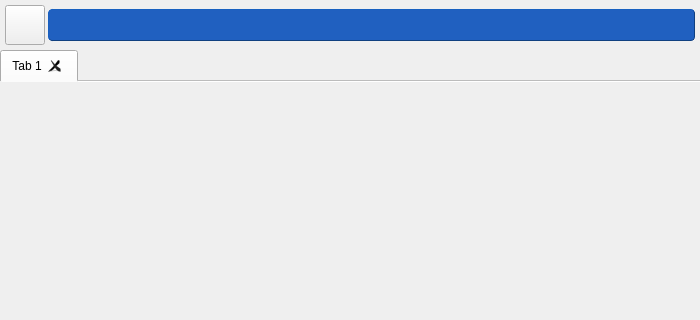
Before: the Qt Designer form resources/server_tools.ui in pol51/blink-qt, drawn with Qt 5; both pictures show x 0 to 700 and y 0 to 320 of the 700 by 670 pixel window.
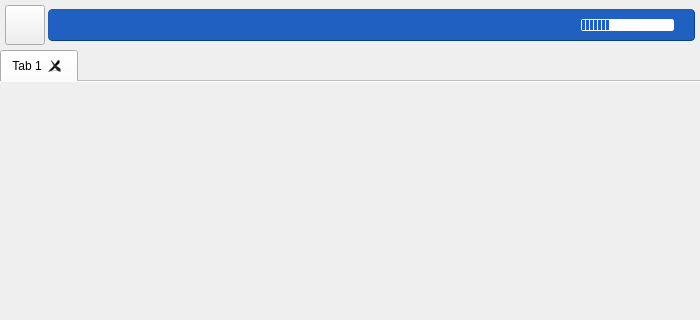
After: the same form once the commit is applied. Icons and pictures are not drawn. Custom widgets are drawn as their Qt base class.

Commit message:
Added server tools activity indicator
Ignore-this: 10e792dd44637c5ba3a698af4b3e2df0

darcs-hash:20101206062708-b22ec-226a2a7e11bd1b26dcc272a66911276ed0c76850

```diff
--- a/resources/server_tools.ui
+++ b/resources/server_tools.ui
@@ -69,7 +69,7 @@
        </widget>
       </item>
       <item>
-       <widget class="QLabel" name="account_label">
+       <widget class="QFrame" name="location_frame">
         <property name="sizePolicy">
          <sizepolicy hsizetype="Expanding" vsizetype="Preferred">
           <horstretch>0</horstretch>
@@ -77,7 +77,7 @@
          </sizepolicy>
         </property>
         <property name="styleSheet">
-         <string>QLabel {
+         <string>QFrame#location_frame {
 	background: #2060c0;
 	border-style: outset;
 	border-width: 1px;
@@ -89,8 +89,92 @@
 	padding-right: 2px;
 	color: white;
 }
+
+QWidget {
+	color: white;
+}
 </string>
         </property>
+        <property name="frameShape">
+         <enum>QFrame::NoFrame</enum>
+        </property>
+        <property name="frameShadow">
+         <enum>QFrame::Plain</enum>
+        </property>
+        <property name="lineWidth">
+         <number>0</number>
+        </property>
+        <layout class="QHBoxLayout" name="location_layout">
+         <property name="spacing">
+          <number>7</number>
+         </property>
+         <property name="leftMargin">
+          <number>0</number>
+         </property>
+         <property name="topMargin">
+          <number>0</number>
+         </property>
+         <property name="rightMargin">
+          <number>4</number>
+         </property>
+         <property name="bottomMargin">
+          <number>0</number>
+         </property>
+         <item>
+          <widget class="QLabel" name="account_label">
+           <property name="sizePolicy">
+            <sizepolicy hsizetype="Expanding" vsizetype="Preferred">
+             <horstretch>0</horstretch>
+             <verstretch>0</verstretch>
+            </sizepolicy>
+           </property>
+          </widget>
+         </item>
+         <item>
+          <widget class="QProgressBar" name="progress_bar">
+           <property name="sizePolicy">
+            <sizepolicy hsizetype="Preferred" vsizetype="Fixed">
+             <horstretch>0</horstretch>
+             <verstretch>0</verstretch>
+            </sizepolicy>
+           </property>
+           <property name="maximumSize">
+            <size>
+             <width>16777215</width>
+             <height>12</height>
+            </size>
+           </property>
+           <property name="styleSheet">
+            <string>QProgressBar {
+    border: 1px solid white;
+    border-radius: 2px;
+}
+
+QProgressBar::chunk {
+    background-color: #2060c0;
+    width: 3px;
+    margin-right: 1px;
+}</string>
+           </property>
+           <property name="value">
+            <number>30</number>
+           </property>
+           <property name="textVisible">
+            <bool>false</bool>
+           </property>
+          </widget>
+         </item>
+         <item>
+          <widget class="QLabel" name="spinner_label">
+           <property name="pixmap">
+            <pixmap>icons/servertools-spinner.mng</pixmap>
+           </property>
+           <property name="alignment">
+            <set>Qt::AlignCenter</set>
+           </property>
+          </widget>
+         </item>
+        </layout>
        </widget>
       </item>
      </layout>
```
The commit also changes 2 other files.
